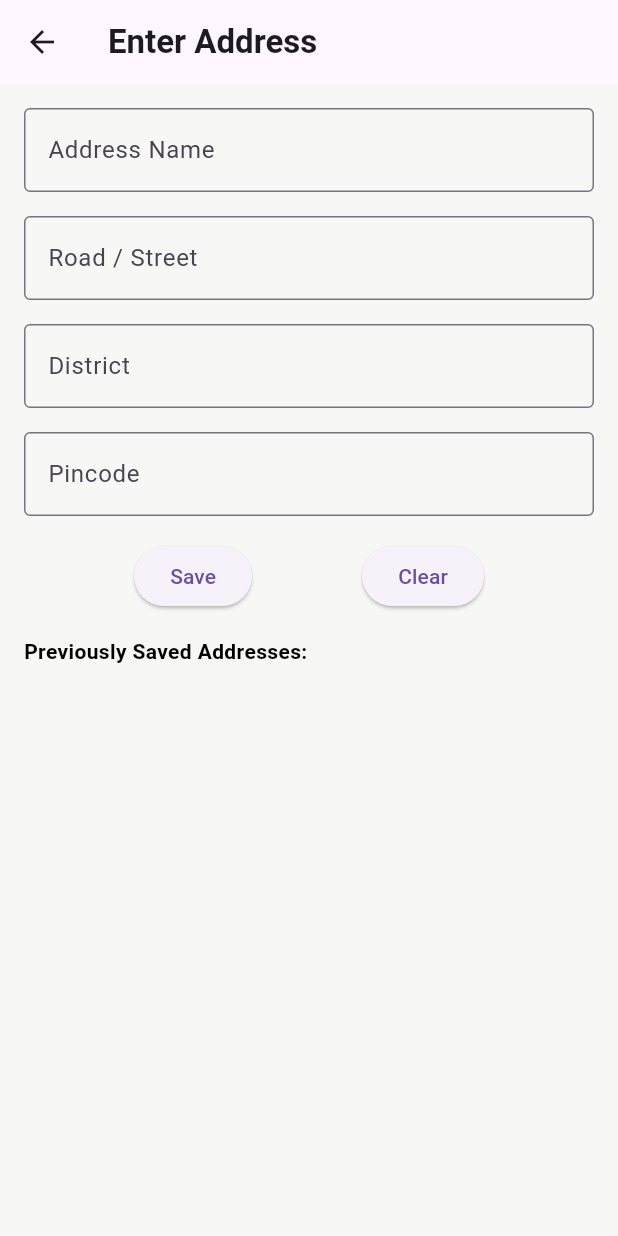
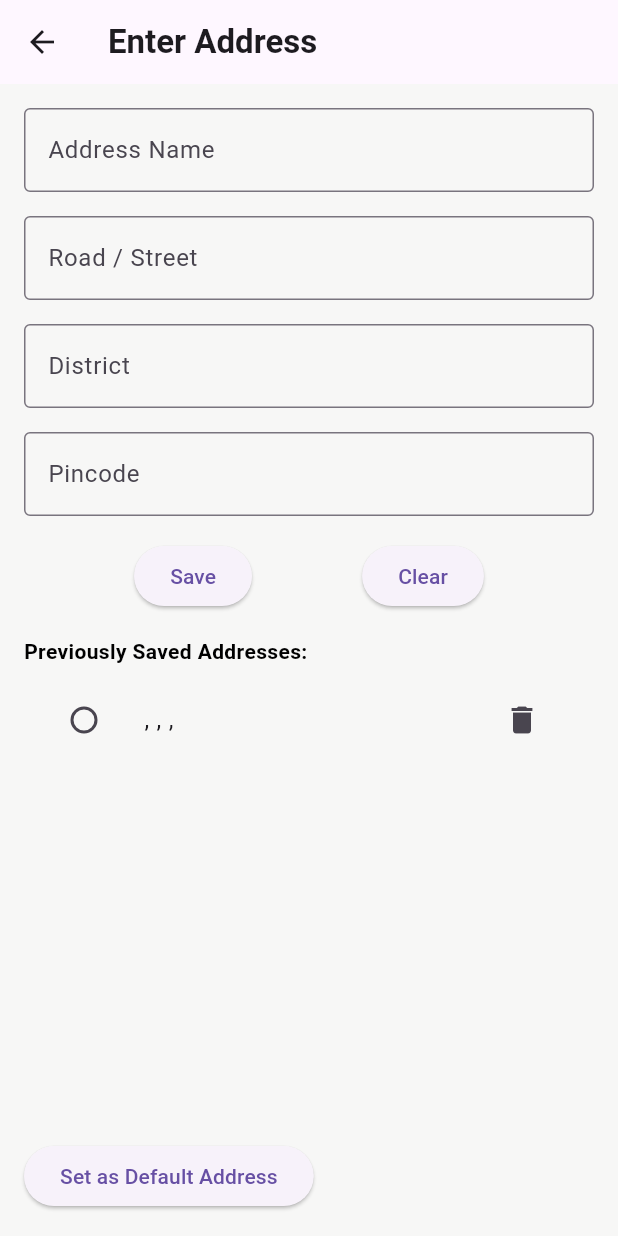
Before and after one commit to karthik-s-40/Bodega, a Flutter app: the AddressInputScreen screen opened by its route, after a tap on "Save", on a phone screen of 412 x 824 dp. Run offline on Flutter 3.47's test engine with Material 3 defaults, Android fonts, the phone set to English and light mode, and no system bars; our stand-ins replace shared_preferences; accounts and stored records are empty.

Commit message:
Add files via upload

```diff
--- a/lib/AddressInputScreen.dart
+++ b/lib/AddressInputScreen.dart
@@ -1,6 +1,6 @@
 import 'package:flutter/material.dart';
-import 'package:http/http.dart' as http;
 import 'dart:convert';
+import 'package:shared_preferences/shared_preferences.dart';
 
 class AddressInputScreen extends StatefulWidget {
   @override
@@ -14,47 +14,51 @@ class _AddressInputScreenState extends State<AddressInputScreen> {
   final TextEditingController _pincodeController = TextEditingController();
 
   List<Address> _savedAddresses = [];
+  Address? _selectedAddress;
+
+  @override
+  void initState() {
+    super.initState();
+    _loadAddresses();
+  }
 
   void _saveAddress() async {
-    String url = 'http://127.0.0.1:8000/api/addresses/'; // Update to correct URL
-    final response = await http.post(Uri.parse(url), body: {
-      'name': _nameController.text,
-      'roadStreet': _roadStreetController.text,
-      'district': _districtController.text,
-      'pincode': _pincodeController.text,
+    final address = Address(
+      name: _nameController.text,
+      roadStreet: _roadStreetController.text,
+      district: _districtController.text,
+      pincode: _pincodeController.text,
+    );
+
+    setState(() {
+      _savedAddresses.add(address);
     });
 
-    if (response.statusCode == 200) {
-      print('Address saved');
+    final prefs = await SharedPreferences.getInstance();
+    prefs.setString('addresses', jsonEncode(_savedAddresses.map((a) => a.toJson()).toList()));
+
     _clearInputFields();
-      _fetchSavedAddresses();
-    } else {
-      print('Failed to save address');
+  }
+
+  void _loadAddresses() async {
+    final prefs = await SharedPreferences.getInstance();
+    final String? addressesString = prefs.getString('addresses');
+
+    if (addressesString != null) {
+      final List<dynamic> addressesJson = jsonDecode(addressesString);
+      setState(() {
+        _savedAddresses = addressesJson.map((json) => Address.fromJson(json)).toList();
+      });
     }
   }
 
-  void _fetchSavedAddresses() async {
-    String url = 'http://127.0.0.1:8000/api/addresses/'; // Update to correct URL
-    final response = await http.get(Uri.parse(url));
-
-    if (response.statusCode == 200) {
-      List<Address> addresses = [];
-      final List<dynamic> json = jsonDecode(response.body);
-      json.forEach((address) {
-        addresses.add(Address(
-          name: address['name'],
-          roadStreet: address['roadStreet'],
-          district: address['district'],
-          pincode: address['pincode'],
-        ));
+  void _deleteAddress(int index) async {
+    setState(() {
+      _savedAddresses.removeAt(index);
     });
 
-      setState(() {
-        _savedAddresses = addresses;
-      });
-    } else {
-      print('Failed to fetch addresses');
-    }
+    final prefs = await SharedPreferences.getInstance();
+    prefs.setString('addresses', jsonEncode(_savedAddresses.map((a) => a.toJson()).toList()));
   }
 
   void _clearInputFields() {
@@ -64,10 +68,12 @@ class _AddressInputScreenState extends State<AddressInputScreen> {
     _pincodeController.clear();
   }
 
-  @override
-  void initState() {
-    super.initState();
-    _fetchSavedAddresses();
+  void _setDefaultAddress() {
+    if (_selectedAddress != null) {
+      ScaffoldMessenger.of(context).showSnackBar(
+        SnackBar(content: Text('Default address set to: ${_selectedAddress!.name}')),
+      );
+    }
   }
 
   @override
@@ -118,40 +124,57 @@ class _AddressInputScreenState extends State<AddressInputScreen> {
               mainAxisAlignment: MainAxisAlignment.spaceEvenly,
               children: <Widget>[
                 ElevatedButton(
-                  onPressed: () {
-                    _saveAddress();
-                  },
+                  onPressed: _saveAddress,
                   child: Text('Save'),
                 ),
                 ElevatedButton(
-                  onPressed: () {
-                    _clearInputFields();
-                  },
+                  onPressed: _clearInputFields,
                   child: Text('Clear'),
                 ),
               ],
             ),
             SizedBox(height: 16.0),
-            // Display previously saved addresses
             Text(
               'Previously Saved Addresses:',
               style: TextStyle(fontWeight: FontWeight.bold),
             ),
             SizedBox(height: 8.0),
-            Expanded(
+            _savedAddresses.isNotEmpty
+                ? Expanded(
                     child: ListView.builder(
                       itemCount: _savedAddresses.length,
                       itemBuilder: (context, index) {
                         return ListTile(
-                    title: Text('Address Name: ${_savedAddresses[index].name}'),
-                    subtitle: Text(
-                      'Road / Street: ${_savedAddresses[index].roadStreet}, '
-                      'District: ${_savedAddresses[index].district}, '
-                      'Pincode: ${_savedAddresses[index].pincode}',
+                          title: Text(
+                            '${_savedAddresses[index].name}, '
+                            '${_savedAddresses[index].roadStreet}, '
+                            '${_savedAddresses[index].district}, '
+                            '${_savedAddresses[index].pincode}',
+                          ),
+                          leading: Radio<Address>(
+                            value: _savedAddresses[index],
+                            groupValue: _selectedAddress,
+                            onChanged: (value) {
+                              setState(() {
+                                _selectedAddress = value;
+                              });
+                            },
+                          ),
+                          trailing: IconButton(
+                            icon: Icon(Icons.delete),
+                            onPressed: () {
+                              _deleteAddress(index);
+                            },
                           ),
                         );
                       },
                     ),
+                  )
+                : Text('No addresses saved yet.'),
+            SizedBox(height: 16.0),
+            ElevatedButton(
+              onPressed: _setDefaultAddress,
+              child: Text('Set as Default Address'),
             ),
           ],
         ),
@@ -172,4 +195,22 @@ class Address {
     required this.district,
     required this.pincode,
   });
+
+  factory Address.fromJson(Map<String, dynamic> json) {
+    return Address(
+      name: json['name'],
+      roadStreet: json['roadStreet'],
+      district: json['district'],
+      pincode: json['pincode'],
+    );
   }
+
+  Map<String, dynamic> toJson() {
+    return {
+      'name': name,
+      'roadStreet': roadStreet,
+      'district': district,
+      'pincode': pincode,
+    };
+  }
+}
```
Also changed, not shown: lib/about.dart (added, +73 -0 lines), lib/contact.dart (added, +62 -0 lines), lib/main.dart (+19 -14 lines), lib/payment.dart (added, +75 -0 lines), lib/store_items_screen.dart (added, +263 -0 lines), fonts/Lobster.ttf (added), fonts/Pacifico.ttf (added), fonts/Roboto.ttf (added), images/BODEGA.png (added), images/apples.png (added), images/bananas.png (added), images/store_a_icon.png (added), images/store_b_icon.png (added), images/store_c_icon.png (added), 85 other files. Lines whose indentation alone changed are shown as unchanged.
